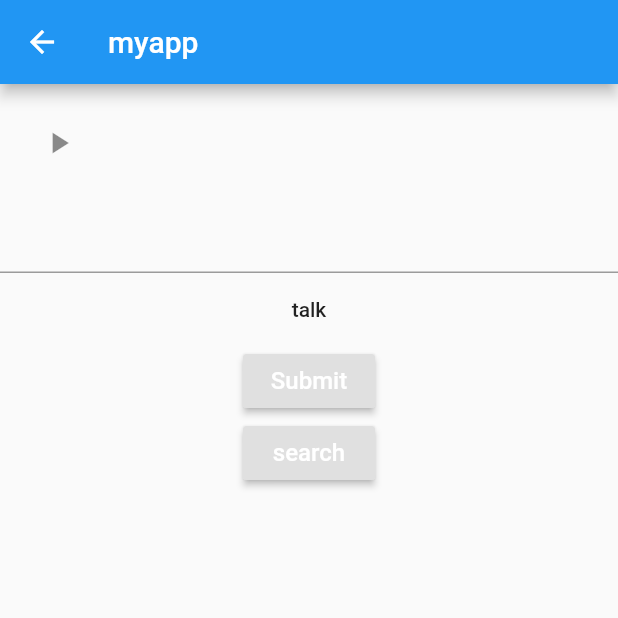
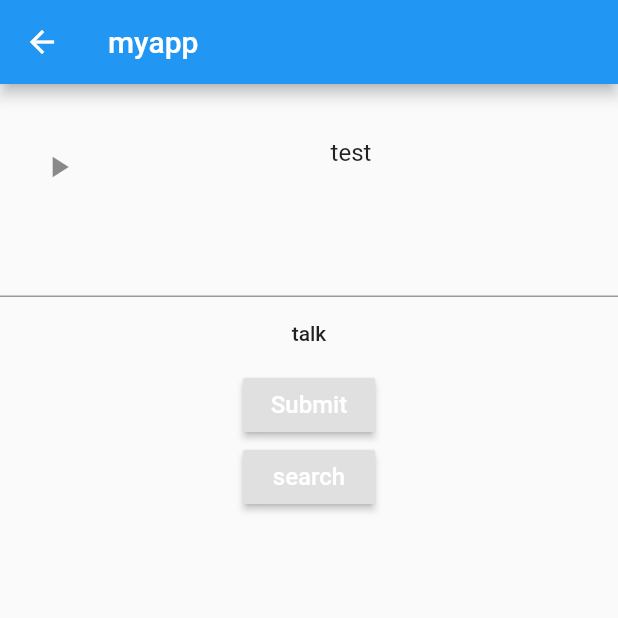
Before and after one commit to ao1neko/flutter-chatroom, a Flutter app: the Room screen opened directly with empty values, after a tap on "talk", on a phone screen of 412 x 824 dp, the top half of it. Run offline on Flutter 3.47's test engine with Material 2 defaults, Android fonts, the phone set to English and light mode, and no system bars; our stand-ins replace cloud_firestore, firebase_auth, firebase_storage, google_sign_in, image_picker; accounts and stored records are empty; statements that could not run were skipped.

Commit message:
change filed

```diff
--- a/lib/pages/room.dart
+++ b/lib/pages/room.dart
@@ -8,10 +8,10 @@ import 'dart:io';
 import 'package:path/path.dart';
 
 class Room extends StatefulWidget{
-  final String roomname;
-  Room(this.roomname);
+  final String roomname,account_name;
+  Room(this.roomname,this.account_name);
 
-  RoomState createState()=>RoomState(roomname);
+  RoomState createState()=>RoomState(roomname,account_name);
 }
 
 class RoomState extends State<Room>{
@@ -19,8 +19,8 @@ class RoomState extends State<Room>{
   var _image;
   final Directory tempDir = Directory.systemTemp;
 
-  final String roomname;
-  RoomState(this.roomname);
+  final String roomname,account_name;
+  RoomState(this.roomname,this.account_name);
 
   Widget textlist (BuildContext context){
     return StreamBuilder<QuerySnapshot>(
@@ -43,11 +43,21 @@ class RoomState extends State<Room>{
 
   Widget buildlistitem(BuildContext context,DocumentSnapshot snapshot){
     Map<String, dynamic> person_map=snapshot.data;
-    return ListTile(
-      leading: Icon(Icons.play_arrow,),
-      title: Text(person_map['text']),
-    );
+    if(person_map["type"]=="text"){
+      return ListTile(
+        leading: Icon(Icons.play_arrow,),
+        title: Column(
+          children: <Widget>[
+            Text(person_map["name"]),
+            Text(person_map['text']),
+          ],
+        ),
+      );
+    }else if(person_map["type"]=="image"){
+      return Image.network(person_map["text"]);
+    }
   }
+
   @override
   void dispose() {
     myController.dispose();
@@ -69,7 +79,8 @@ class RoomState extends State<Room>{
     StorageUploadTask uploadTask = ref.putFile(_image);
     StorageTaskSnapshot taskSnapshot =await uploadTask.onComplete;
     String url= await taskSnapshot.ref.getDownloadURL();
-
+    print(url);
+    Firestore.instance.collection(roomname).document(DateTime.now().toString()).setData({'name': "test","text":url,"type":"image"});
     setState(() {
       Scaffold.of(context).showSnackBar(SnackBar(content: Text('Profile Picture Uploaded')));
     });
@@ -89,11 +100,12 @@ class RoomState extends State<Room>{
         child: Center(
           child: Column(
             children: <Widget>[
+              Text(account_name),
               textlist(context),
               TextField(controller: myController,),
               FlatButton(
                 onPressed: (){
-                  Firestore.instance.collection(roomname).document(DateTime.now().toString()).setData({'name': "test","text":myController.text});
+                  Firestore.instance.collection(roomname).document(DateTime.now().toString()).setData({'name': "test","text":myController.text,"type":"text"});
                 },
                 child: Text("talk"),
               ),
```
Also changed, not shown: lib/pages/auth.dart (+6 -2 lines), lib/pages/create_room.dart (+4 -3 lines).
